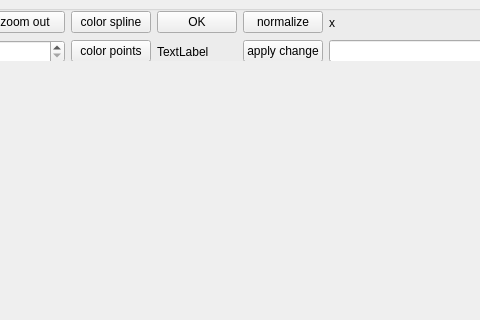
Qt form bsplinewindow.ui (pipichinka/WireFrame) before a commit; both pictures show x 174 to 654 and y 0 to 320 of the 831 by 600 pixel window.
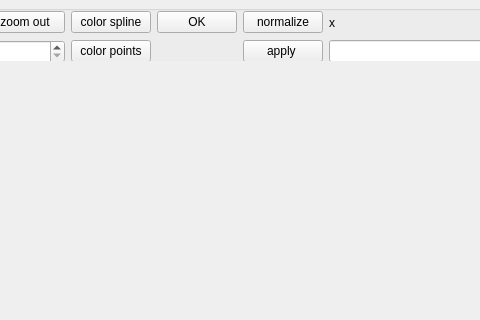
The same form after that commit. Icons and pictures are not drawn.

Diff of the .ui file:
```diff
--- a/bsplinewindow.ui
+++ b/bsplinewindow.ui
@@ -16,6 +16,12 @@
     <verstretch>0</verstretch>
    </sizepolicy>
   </property>
+  <property name="minimumSize">
+   <size>
+    <width>640</width>
+    <height>480</height>
+   </size>
+  </property>
   <property name="mouseTracking">
    <bool>true</bool>
   </property>
@@ -179,7 +185,7 @@
        <item row="1" column="6">
         <widget class="QPushButton" name="changeXYButton">
          <property name="text">
-          <string>apply change</string>
+          <string>apply </string>
          </property>
         </widget>
        </item>
@@ -220,13 +226,6 @@
        <item row="1" column="8">
         <widget class="QLineEdit" name="lineEditY"/>
        </item>
-       <item row="1" column="5">
-        <widget class="QLabel" name="label_6">
-         <property name="text">
-          <string>TextLabel</string>
-         </property>
-        </widget>
-       </item>
       </layout>
      </widget>
     </item>
```
Left out of the diff: 2 changed lines with no effect on the pictures.
